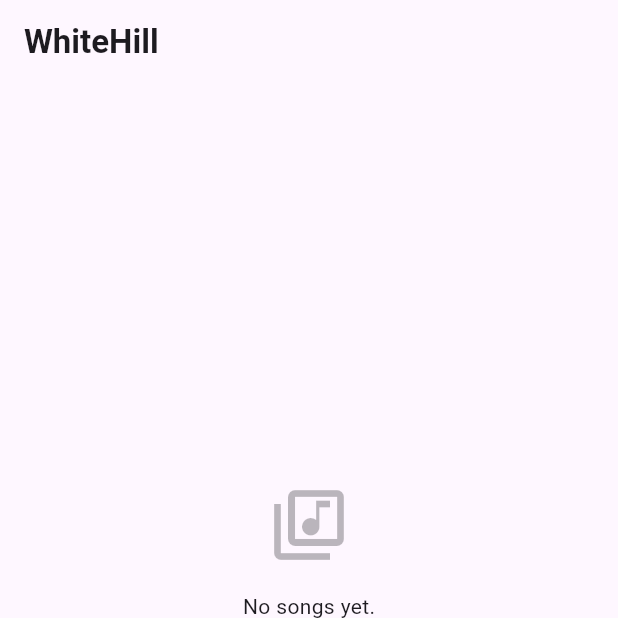
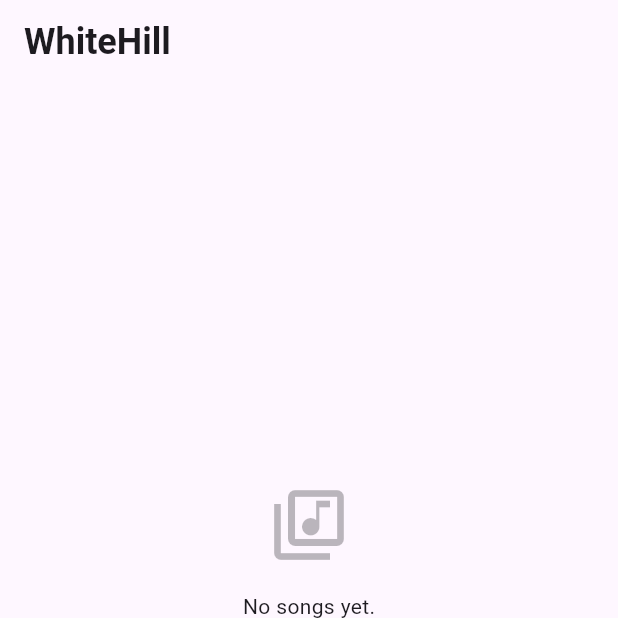
Before and after one commit to Song42/WhiteHill, a Flutter app: the screen it shows once a user with an empty profile is signed in, on a phone screen of 412 x 824 dp, the top half of it. Run offline on Flutter 3.47's test engine with Material 3 defaults, Android fonts, the phone set to English and light mode, and no system bars; our stand-ins replace audio_service, cached_network_image, connectivity_plus, file_picker, flutter_dotenv, flutter_riverpod and 3 more; accounts and stored records are empty; network calls fail.

Commit message:
style: refine section hierarchy and typography in song list screens - Home screen:   - convert app bar title to themed `headlineSmall` with bold weight   - add new section header: “Praise for This Sunday”   - split song rendering into two `songsAsync.when(...)` blocks:     - first handles loading/error/empty + section header     - second renders song list only when data exists   - keep existing playback and song-detail navigation behavior - Library screen:   - convert app bar title to themed `headlineSmall` with bold weight   - tune section spacing for browse mode:     - increase top spacing above “Recently Updated Albums”     - adjust heading gaps     - reduce album horizontal list height (220 -> 200)     - tighten spacing before “Recently Added”   - promote section headings from `titleMedium` to `titleLarge`

```diff
--- a/whitehill_v2/lib/features/home/presentation/screens/home_screen.dart
+++ b/whitehill_v2/lib/features/home/presentation/screens/home_screen.dart
@@ -22,11 +22,13 @@ class HomeScreen extends ConsumerWidget {
       child: CustomScrollView(
         physics: const AlwaysScrollableScrollPhysics(),
         slivers: [
-          const SliverAppBar(
+          SliverAppBar(
             pinned: true,
             title: Text(
               'WhiteHill',
-              style: TextStyle(fontWeight: FontWeight.bold),
+              style: Theme.of(context).textTheme.headlineSmall?.copyWith(
+                    fontWeight: FontWeight.bold,
+                  ),
             ),
           ),
           songsAsync.when(
@@ -67,6 +69,24 @@ class HomeScreen extends ConsumerWidget {
                   ),
                 );
               }
+              return SliverToBoxAdapter(
+                child: Padding(
+                  padding: const EdgeInsets.fromLTRB(16, 16, 16, 0),
+                  child: Text(
+                    'Praise for This Sunday',
+                    style: Theme.of(context).textTheme.titleLarge?.copyWith(
+                      fontWeight: FontWeight.bold,
+                    ),
+                  ),
+                ),
+              );
+            },
+          ),
+          songsAsync.when(
+            loading: () => const SliverToBoxAdapter(),
+            error: (_, _) => const SliverToBoxAdapter(),
+            data: (songs) {
+              if (songs.isEmpty) return const SliverToBoxAdapter();
               return SliverPadding(
                 padding: const EdgeInsets.only(top: 8, bottom: 16),
                 sliver: SliverList.builder(
```
Also changed, not shown: whitehill_v2/lib/features/library/presentation/screens/library_screen.dart (+10 -8 lines). Lines whose indentation alone changed are shown as unchanged.
